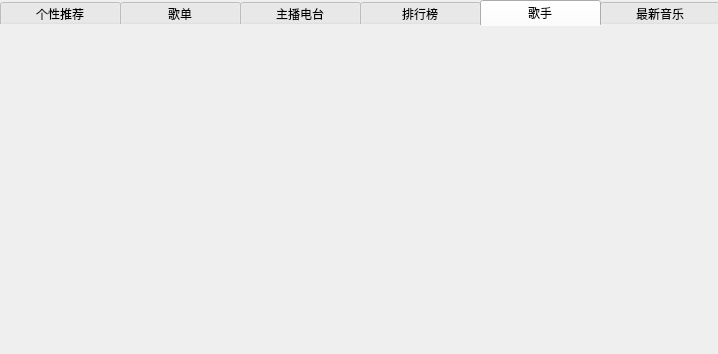
Qt form Human-Interaction/Music_Play/findmusicwidget.ui (100yang/Study) before a commit.
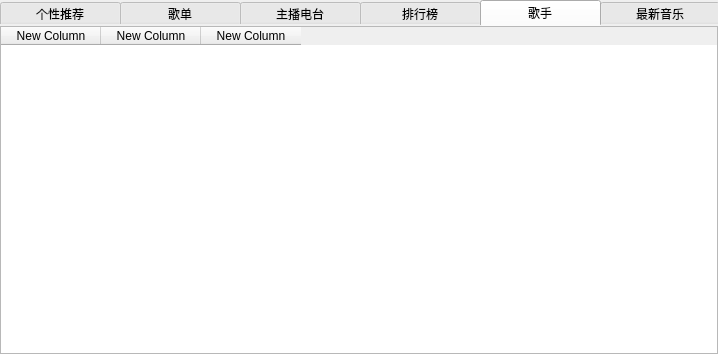
The same form after that commit. The open tabs and pages were chosen to show the change. Custom widgets are drawn as their Qt base class.

Diff of the .ui file:
```diff
--- a/Human-Interaction/Music_Play/findmusicwidget.ui
+++ b/Human-Interaction/Music_Play/findmusicwidget.ui
@@ -158,6 +158,42 @@
       <attribute name="title">
        <string>歌手</string>
       </attribute>
+      <layout class="QHBoxLayout" name="horizontalLayout_5">
+       <property name="spacing">
+        <number>0</number>
+       </property>
+       <property name="leftMargin">
+        <number>0</number>
+       </property>
+       <property name="topMargin">
+        <number>0</number>
+       </property>
+       <property name="rightMargin">
+        <number>0</number>
+       </property>
+       <property name="bottomMargin">
+        <number>0</number>
+       </property>
+       <item>
+        <widget class="QTableWidget" name="tableWidget">
+         <column>
+          <property name="text">
+           <string>New Column</string>
+          </property>
+         </column>
+         <column>
+          <property name="text">
+           <string>New Column</string>
+          </property>
+         </column>
+         <column>
+          <property name="text">
+           <string>New Column</string>
+          </property>
+         </column>
+        </widget>
+       </item>
+      </layout>
      </widget>
      <widget class="QWidget" name="NewMusicWidget">
       <attribute name="title">
```
Left out of the diff: 2 changed lines with no effect on the pictures.
